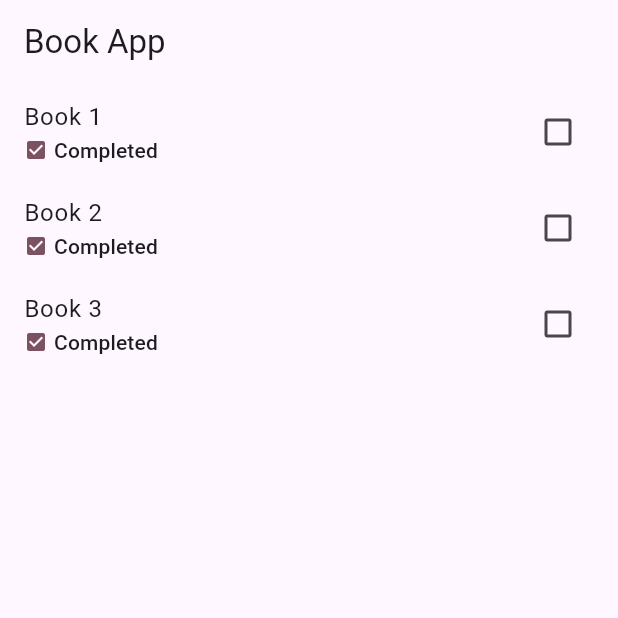
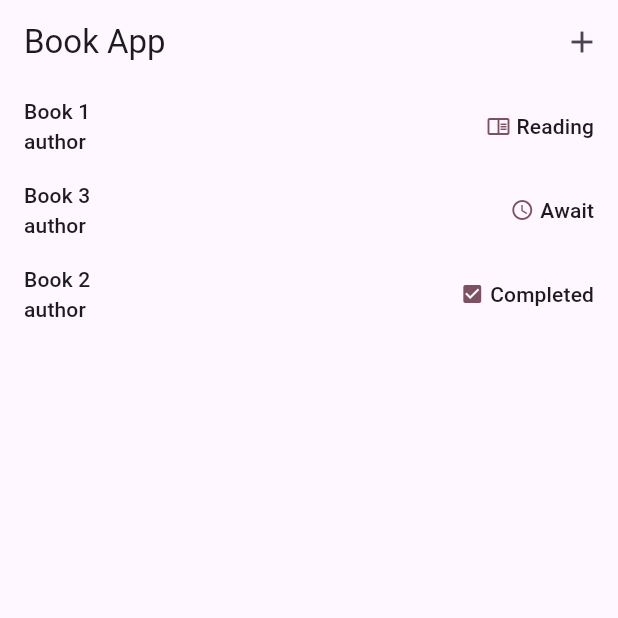
Before and after one commit to Dana-Nam/book_app, a Flutter app: the screen it shows after launch, on a phone screen of 412 x 824 dp, the top half of it. Run offline on Flutter 3.47's test engine with Material 3 defaults, Android fonts, the phone set to English and light mode, and no system bars.

Commit message:
Solved the problem "Execution failed for task ':path_provider_android:compileDebugJavaWithJavac'." Added ratings to completed books

```diff
--- a/lib/data/genres_data.dart
+++ b/lib/data/genres_data.dart
@@ -1,5 +1,4 @@
-import 'package:flutter/material.dart';
-import 'package:book_app/models/book_genre.dart';
+import '../models/book_genre.dart';
 
 final genres = [
   BookGenre(
--- a/lib/data/status_data.dart
+++ b/lib/data/status_data.dart
@@ -1,5 +1,6 @@
 import 'package:flutter/material.dart';
-import 'package:book_app/models/book_status.dart';
+
+import '../models/book_status.dart';
 
 final statuses = [
   BookStatus(
--- a/lib/models/book.dart
+++ b/lib/models/book.dart
@@ -14,6 +14,7 @@ class Book {
   DateTime? completeDate;
   final String genreId;
   final String statusId;
+  int? rating;
 
   Book({
     String? id,
@@ -24,11 +25,13 @@ class Book {
     this.completeDate,
     required this.genreId,
     required this.statusId,
+    this.rating,
   }) : id = id ?? uuid.v4();
 
-  void completeBook() {
+  void completeBook(int? newRating) {
     isCompleted = !isCompleted;
     completeDate = isCompleted ? DateTime.now() : null;
+    rating = isCompleted ? newRating : null;
   }
 
   get genre {
--- a/lib/models/book_genre.dart
+++ b/lib/models/book_genre.dart
@@ -1,5 +1,3 @@
-import 'package:flutter/material.dart';
-
 class BookGenre {
   final String id;
   final String title;
--- a/lib/screens/book_screen.dart
+++ b/lib/screens/book_screen.dart
@@ -18,8 +18,21 @@ class BookScreen extends StatelessWidget {
 
   @override
   Widget build(BuildContext context) {
+    final statusOrder = {
+      'in_process': 0,
+      'on_shelf': 1,
+      'await': 2,
+      'completed': 3,
+    };
+
     final sortedBooks = List<Book>.from(books)
-      ..sort((a, b) => a.title.toLowerCase().compareTo(b.title.toLowerCase()));
+      ..sort((a, b) {
+        final statusCompare = (statusOrder[a.statusId] ?? 4)
+            .compareTo(statusOrder[b.statusId] ?? 4);
+        if (statusCompare != 0) return statusCompare;
+        return a.title.toLowerCase().compareTo(b.title.toLowerCase());
+      });
+
     return ListView.builder(
       padding: const EdgeInsets.symmetric(horizontal: 8),
       itemCount: sortedBooks.length,
--- a/lib/widgets/book_card.dart
+++ b/lib/widgets/book_card.dart
@@ -17,20 +17,8 @@ class BookCard extends StatelessWidget {
   Widget build(BuildContext context) {
     final theme = Theme.of(context);
     final bodyLargeStyle = theme.textTheme.bodyLarge!;
-    final textStyle = bodyLargeStyle.copyWith(
-      decoration: book.isCompleted ? TextDecoration.lineThrough : null,
-      color: book.isCompleted ? theme.disabledColor : null,
-    );
     final titleSmallStyle = theme.textTheme.titleSmall!;
     final status = book.status;
-
-    Color completionDateColor = Colors.black;
-    String completionDateText = '';
-
-    // if (book.isCompleted) {
-    //   final completeDate = book.completeDate ?? DateTime.now();
-    //   completionDateText = 'Completed ${formatDateTime(completeDate)}';
-    // }
 
     return Padding(
       padding: const EdgeInsets.all(8.0),
@@ -40,14 +28,13 @@ class BookCard extends StatelessWidget {
           Column(
             crossAxisAlignment: CrossAxisAlignment.start,
             children: [
-              Text(book.title, style: textStyle),
-              if (book.completeDate != null)
-                Text('Completed ${formatDate(book.completeDate!)}'),
-              if (book.isCompleted)
-                Text(
-                  completionDateText,
-                  style: TextStyle(color: completionDateColor),
-                ),
+              Text(book.title, style: titleSmallStyle),
+              Text(book.author, style: titleSmallStyle),
+            ],
+          ),
+          Column(
+            crossAxisAlignment: CrossAxisAlignment.end,
+            children: [
               Row(
                 children: [
                   Icon(
@@ -60,15 +47,12 @@ class BookCard extends StatelessWidget {
                     status.title,
                     style: titleSmallStyle,
                   ),
+                  if (book.isCompleted) Text(' ${(book.rating!)}/5'),
                 ],
               ),
+              if (book.completeDate != null)
+                Text('Completed ${formatDate(book.completeDate!)}'),
             ],
-          ),
-          Checkbox(
-            value: book.isCompleted,
-            onChanged: (_) {
-              onToggle();
-            },
           ),
         ],
       ),
```
Also changed, not shown: lib/book_app.dart (+53 -8 lines), lib/widgets/new_book.dart (added, +203 -0 lines), 3 other files.
